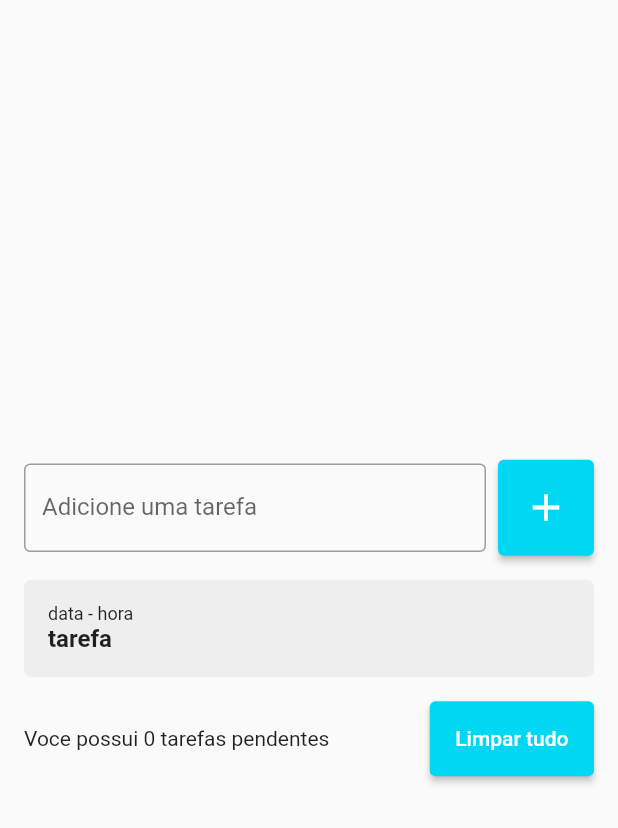
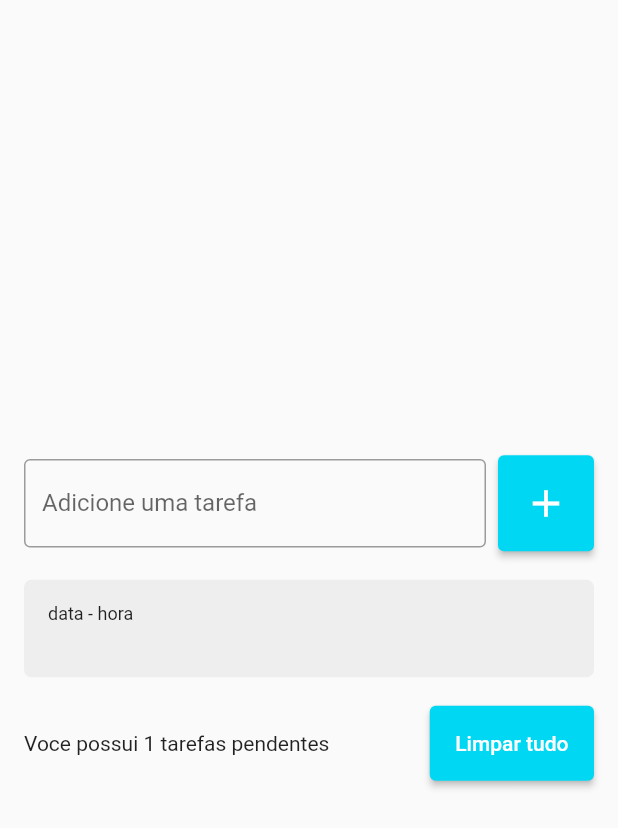
Before and after one commit to 9reis/app_lista_tarefas, a Flutter app: the screen it shows after launch, after a tap on the "add" icon, on a phone screen of 412 x 824 dp. Shown: the top 828 px of the screen. Run offline on Flutter 3.47's test engine with Material 2 defaults, Android fonts, the phone set to English and light mode, and no system bars.

Commit message:
Melhorando a interface do app

```diff
--- a/lib/main.dart
+++ b/lib/main.dart
@@ -13,6 +13,7 @@ class MyApp extends StatelessWidget {
   @override
   Widget build(BuildContext context) {
     return MaterialApp(
+      debugShowCheckedModeBanner: false,
       home: TodoListPage(),
     );
   }
--- a/lib/pages/todo_list_page.dart
+++ b/lib/pages/todo_list_page.dart
@@ -16,10 +16,11 @@ class _TodoListPageState extends State<TodoListPage> {
 
   @override
   Widget build(BuildContext context) {
-    return Scaffold(
+    return SafeArea(
+      child: Scaffold(
         body: Center(
           child: Padding(
-          padding: const EdgeInsets.symmetric(horizontal: 16),
+            padding: const EdgeInsets.all(16),
             child: Column(
               mainAxisSize: MainAxisSize.min,
               children: [
@@ -55,7 +56,10 @@ class _TodoListPageState extends State<TodoListPage> {
                   child: ListView(
                     shrinkWrap: true,
                     children: [
-                    for (String todo in todos) TodoListItem(),
+                      for (String todo in todos)
+                        TodoListItem(
+                          title: todo,
+                        ),
                     ],
                   ),
                 ),
@@ -63,7 +67,8 @@ class _TodoListPageState extends State<TodoListPage> {
                 Row(
                   children: [
                     Expanded(
-                    child: Text("Voce possui 0 tarefas pendentes"),
+                      child:
+                          Text("Voce possui ${todos.length} tarefas pendentes"),
                     ),
                     SizedBox(width: 8),
                     ElevatedButton(
@@ -79,6 +84,7 @@ class _TodoListPageState extends State<TodoListPage> {
             ),
           ),
         ),
+      ),
     );
   }
 }
--- a/lib/widgets/todo_list_item.dart
+++ b/lib/widgets/todo_list_item.dart
@@ -2,10 +2,10 @@ import 'package:flutter/material.dart';
 import 'package:flutter/src/widgets/container.dart';
 import 'package:flutter/src/widgets/framework.dart';
 
-import 'package:flutter/material.dart';
+class TodoListItem extends StatelessWidget {
+  TodoListItem({super.key, required this.title});
 
-class TodoListItem extends StatelessWidget {
-  const TodoListItem({super.key});
+  final String title;
 
   @override
   Widget build(BuildContext context) {
@@ -14,14 +14,14 @@ class TodoListItem extends StatelessWidget {
         borderRadius: BorderRadius.circular(5),
         color: Colors.grey[200],
       ),
+      margin: const EdgeInsets.symmetric(vertical: 3),
       padding: EdgeInsets.all(16),
-      child:
-          Column(crossAxisAlignment: CrossAxisAlignment.start, children: const [
+      child: Column(crossAxisAlignment: CrossAxisAlignment.start, children: [
         Text("data - hora",
             style: TextStyle(
               fontSize: 12,
             )),
-        Text("tarefa",
+        Text(title,
             style: TextStyle(
               fontSize: 16,
               fontWeight: FontWeight.w600,
```
Lines whose indentation alone changed are shown as unchanged.
